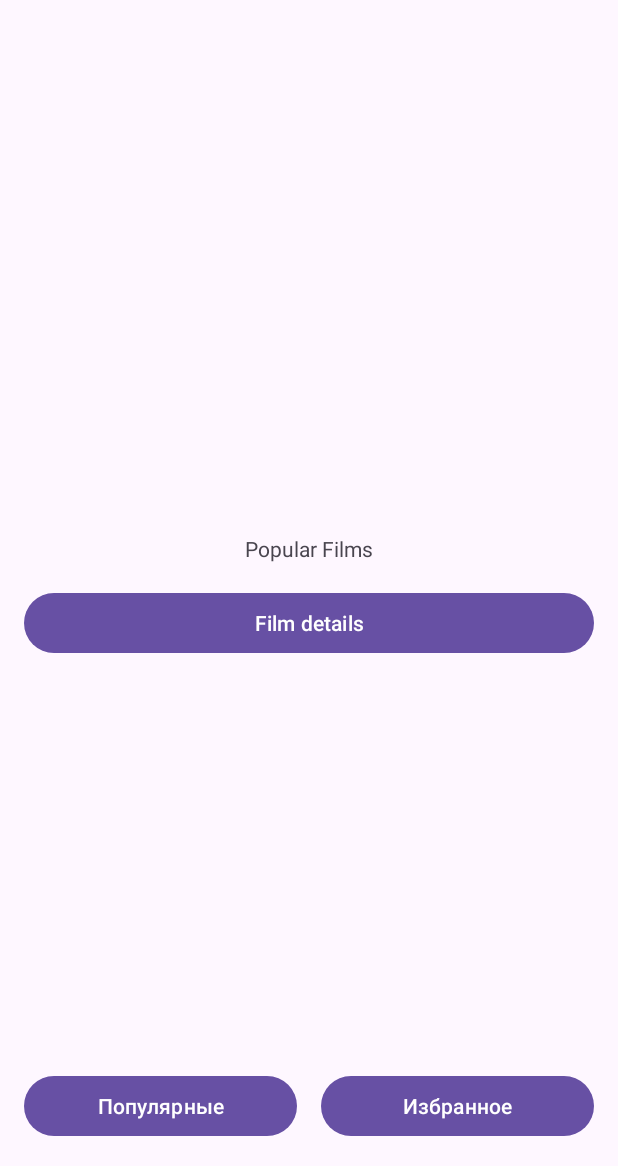
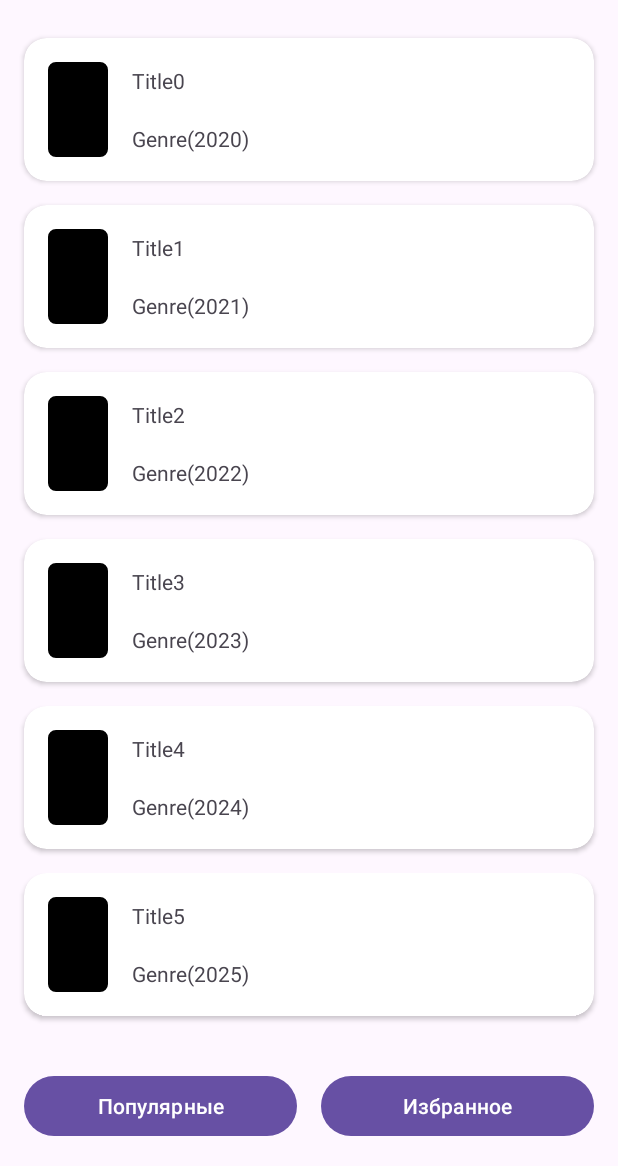
Before and after one commit to vsmorkovkin/KinopoiskApp, an Android app: the screen it shows after launch (MainActivity), on a phone screen of 412 x 824 dp, the part 70-1236 px from its top. Run offline under Robolectric (Android 15) with nearby library versions, the phone set to English and light mode, and no system bars; our stand-ins replace navigation-ui.

Commit message:
added base recycler view to PopularFilmsFragment

```diff
--- a/app/build.gradle
+++ b/app/build.gradle
@@ -39,6 +39,9 @@ android {
 
 dependencies {
 
+    implementation project(path: ':domain')
+    implementation project(path: ':data')
+
     implementation 'androidx.core:core-ktx:1.12.0'
     implementation 'androidx.appcompat:appcompat:1.6.1'
     implementation 'com.google.android.material:material:1.11.0'
--- a/app/src/main/java/com/example/tinkofffintech2024lab/presentation/popularfilms/PopularFilmsFragment.kt
+++ b/app/src/main/java/com/example/tinkofffintech2024lab/presentation/popularfilms/PopularFilmsFragment.kt
@@ -1,12 +1,12 @@
 package com.example.tinkofffintech2024lab.presentation.popularfilms
 
 import android.os.Bundle
-import androidx.fragment.app.Fragment
 import android.view.LayoutInflater
 import android.view.View
 import android.view.ViewGroup
-import androidx.navigation.fragment.findNavController
-import com.example.tinkofffintech2024lab.R
+import androidx.fragment.app.Fragment
+import androidx.recyclerview.widget.LinearLayoutManager
+import com.example.domain.entity.Film
 import com.example.tinkofffintech2024lab.databinding.FragmentPopularFilmsBinding
 
 
@@ -28,11 +28,23 @@ class PopularFilmsFragment : Fragment() {
 
         binding.apply {
 
-            buttonNavigateToFilmDetails.setOnClickListener {
-                findNavController().navigate(R.id.action_popularFilmsFragment_to_filmDetailsFragment)
+            val filmList = mutableListOf<Film>()
+            for (i in 0..5) {
+                filmList.add(Film(
+                    title = "Title$i",
+                    genre = "Genre",
+                    year = 2020 + i,
+                    imageUrl = "",
+                    inFavourites = false
+                ))
             }
+            recyclerViewPopularFilms.adapter = PopularFilmsRecyclerViewAdapter(filmList)
+            val linearLayoutManager = LinearLayoutManager(this@PopularFilmsFragment.context)
+            linearLayoutManager.orientation = LinearLayoutManager.VERTICAL
+            recyclerViewPopularFilms.layoutManager = linearLayoutManager
+            recyclerViewPopularFilms.setHasFixedSize(true)
+        }
 
-        }
     }
 
     override fun onDestroyView() {
--- /dev/null
+++ b/app/src/main/java/com/example/tinkofffintech2024lab/presentation/popularfilms/PopularFilmsRecyclerViewAdapter.kt
@@ -0,0 +1,37 @@
+package com.example.tinkofffintech2024lab.presentation.popularfilms
+
+import android.annotation.SuppressLint
+import android.view.LayoutInflater
+import android.view.View
+import android.view.ViewGroup
+import androidx.recyclerview.widget.RecyclerView
+import com.example.domain.entity.Film
+import com.example.tinkofffintech2024lab.databinding.FilmItemBinding
+
+class PopularFilmsRecyclerViewAdapter(
+    private val filmList: List<Film>
+) : RecyclerView.Adapter<PopularFilmsRecyclerViewAdapter.PopularFilmsViewHolder>() {
+
+    override fun onCreateViewHolder(parent: ViewGroup, viewType: Int): PopularFilmsViewHolder {
+        val binding = FilmItemBinding.inflate(LayoutInflater.from(parent.context), parent, false)
+        return PopularFilmsViewHolder(binding)
+    }
+
+    override fun onBindViewHolder(holder: PopularFilmsViewHolder, position: Int) {
+        val film = filmList[position]
+        holder.bind(film)
+    }
+
+    override fun getItemCount(): Int = filmList.size
+
+    class PopularFilmsViewHolder(private val binding: FilmItemBinding) : RecyclerView.ViewHolder(binding.root) {
+
+        @SuppressLint("SetTextI18n")
+        fun bind(film: Film) {
+            binding.textViewFilmTitle.text = film.title
+            binding.textViewFilmGenreYear.text = "${film.genre}(${film.year})"
+            binding.imageViewFavouriteIndicator.visibility = if (film.inFavourites) View.VISIBLE else View.GONE
+        }
+
+    }
+}
--- a/app/src/main/res/layout/activity_main.xml
+++ b/app/src/main/res/layout/activity_main.xml
@@ -19,10 +19,11 @@
         android:name="androidx.navigation.fragment.NavHostFragment"
         android:layout_width="match_parent"
         android:layout_height="0dp"
+        android:layout_marginBottom="16dp"
         app:defaultNavHost="true"
-        app:navGraph="@navigation/main_navigation_graph"
         app:layout_constraintBottom_toTopOf="@id/button_popular_films"
-        app:layout_constraintTop_toBottomOf="@+id/toolbar" />
+        app:layout_constraintTop_toBottomOf="@+id/toolbar"
+        app:navGraph="@navigation/main_navigation_graph" />
 
     <!--<com.google.android.material.bottomnavigation.BottomNavigationView
         android:id="@+id/bottom_navigation_view"
--- /dev/null
+++ b/app/src/main/res/layout/film_item.xml
@@ -0,0 +1,61 @@
+<?xml version="1.0" encoding="utf-8"?>
+<androidx.cardview.widget.CardView xmlns:android="http://schemas.android.com/apk/res/android"
+    xmlns:app="http://schemas.android.com/apk/res-auto"
+    xmlns:tools="http://schemas.android.com/tools"
+    android:layout_width="match_parent"
+    android:layout_height="wrap_content"
+    android:layout_marginStart="16dp"
+    android:layout_marginTop="8dp"
+    android:layout_marginEnd="16dp"
+    android:layout_marginBottom="8dp"
+    app:cardCornerRadius="15dp">
+
+    <androidx.constraintlayout.widget.ConstraintLayout
+        android:layout_width="match_parent"
+        android:layout_height="wrap_content">
+
+        <com.google.android.material.imageview.ShapeableImageView
+            android:id="@+id/image_view_film"
+            android:layout_width="40dp"
+            android:layout_height="63dp"
+            android:layout_marginStart="16dp"
+            android:layout_marginTop="16dp"
+            android:layout_marginBottom="16dp"
+            app:layout_constraintBottom_toBottomOf="parent"
+            app:layout_constraintStart_toStartOf="parent"
+            app:layout_constraintTop_toTopOf="parent"
+            app:shapeAppearanceOverlay="@style/filmItemImageStyle"
+            app:srcCompat="@color/black" />
+
+        <TextView
+            android:id="@+id/text_view_film_title"
+            android:layout_width="wrap_content"
+            android:layout_height="wrap_content"
+            android:layout_marginStart="16dp"
+            android:text="@string/film_item_title_sample"
+            app:layout_constraintBottom_toTopOf="@+id/text_view_film_genre_year"
+            app:layout_constraintStart_toEndOf="@+id/image_view_film"
+            app:layout_constraintTop_toTopOf="parent" />
+
+        <TextView
+            android:id="@+id/text_view_film_genre_year"
+            android:layout_width="wrap_content"
+            android:layout_height="wrap_content"
+            android:layout_marginStart="16dp"
+            android:text="@string/film_item_genre_year_sample"
+            app:layout_constraintBottom_toBottomOf="parent"
+            app:layout_constraintStart_toEndOf="@+id/image_view_film"
+            app:layout_constraintTop_toBottomOf="@+id/text_view_film_title" />
+
+        <ImageView
+            android:id="@+id/image_view_favourite_indicator"
+            android:layout_width="16dp"
+            android:layout_height="16dp"
+            android:layout_marginEnd="16dp"
+            app:layout_constraintBottom_toBottomOf="parent"
+            app:layout_constraintEnd_toEndOf="parent"
+            app:layout_constraintTop_toTopOf="parent"
+            tools:ignore="ContentDescription" />
+
+    </androidx.constraintlayout.widget.ConstraintLayout>
+</androidx.cardview.widget.CardView>
--- a/app/src/main/res/layout/fragment_popular_films.xml
+++ b/app/src/main/res/layout/fragment_popular_films.xml
@@ -1,31 +1,13 @@
 <?xml version="1.0" encoding="utf-8"?>
-<androidx.constraintlayout.widget.ConstraintLayout xmlns:android="http://schemas.android.com/apk/res/android"
-    xmlns:app="http://schemas.android.com/apk/res-auto"
+<FrameLayout xmlns:android="http://schemas.android.com/apk/res/android"
     xmlns:tools="http://schemas.android.com/tools"
     android:layout_width="match_parent"
     android:layout_height="match_parent"
-    tools:context=".presentation.popularfilms.PopularFilmsFragment">
+    tools:context=".presentation.popularfilms.PopularFilmsFragment" >
 
-    <TextView
-        android:id="@+id/text_view_popular_films"
-        android:layout_width="wrap_content"
-        android:layout_height="wrap_content"
-        android:text="Popular Films"
-        app:layout_constraintBottom_toBottomOf="parent"
-        app:layout_constraintEnd_toEndOf="parent"
-        app:layout_constraintStart_toStartOf="parent"
-        app:layout_constraintTop_toTopOf="parent" />
-
-    <com.google.android.material.button.MaterialButton
-        android:id="@+id/button_navigate_to_film_details"
-        android:layout_width="0dp"
-        android:layout_height="wrap_content"
-        android:text="Film details"
-        android:layout_marginTop="16dp"
-        android:layout_marginStart="16dp"
-        android:layout_marginEnd="16dp"
-        app:layout_constraintTop_toBottomOf="@id/text_view_popular_films"
-        app:layout_constraintEnd_toEndOf="parent"
-        app:layout_constraintStart_toStartOf="parent" />
-
-</androidx.constraintlayout.widget.ConstraintLayout>
+    <androidx.recyclerview.widget.RecyclerView
+        android:id="@+id/recycler_view_popular_films"
+        android:layout_width="match_parent"
+        android:layout_height="match_parent"
+        tools:listitem="@layout/film_item" />
+</FrameLayout>
--- a/app/src/main/res/values/strings.xml
+++ b/app/src/main/res/values/strings.xml
@@ -4,4 +4,6 @@
     <string name="button_favourites_text">Избранное</string>
     <string name="fragment_popular_films_label">Популярные</string>
     <string name="fragment_favourite_films_label">Избранное</string>
+    <string name="film_item_title_sample">Title</string>
+    <string name="film_item_genre_year_sample">Genre(year)</string>
 </resources>
--- /dev/null
+++ b/app/src/main/res/values/styles.xml
@@ -0,0 +1,8 @@
+<?xml version="1.0" encoding="utf-8"?>
+<resources>
+
+    <style name="filmItemImageStyle">
+        <item name="cornerSize">5dp</item>
+    </style>
+
+</resources>
--- a/domain/build.gradle
+++ b/domain/build.gradle
@@ -7,3 +7,9 @@ java {
     sourceCompatibility = JavaVersion.VERSION_1_8
     targetCompatibility = JavaVersion.VERSION_1_8
 }
+
+compileKotlin {
+    kotlinOptions {
+        jvmTarget = "1.8"
+    }
+}
```
